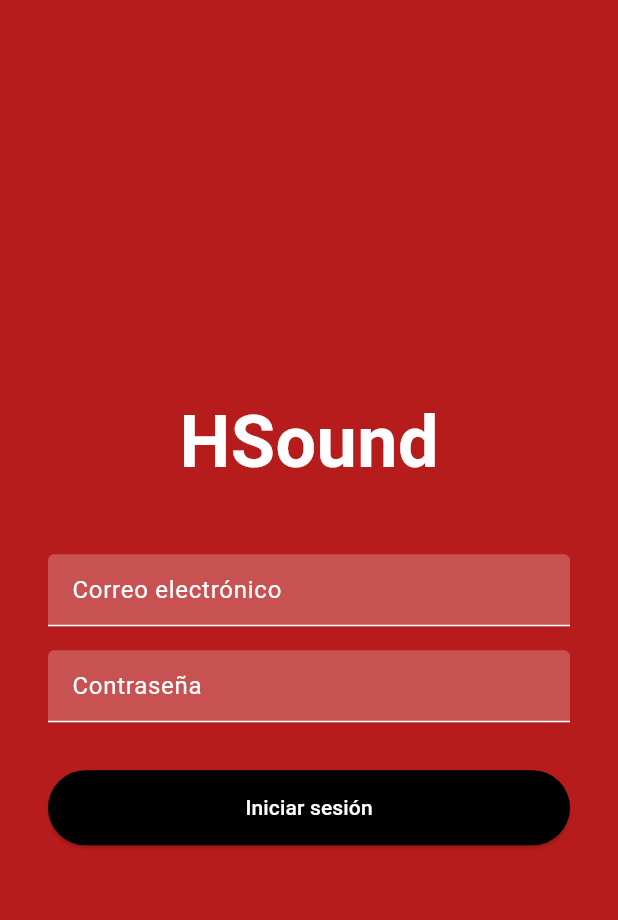
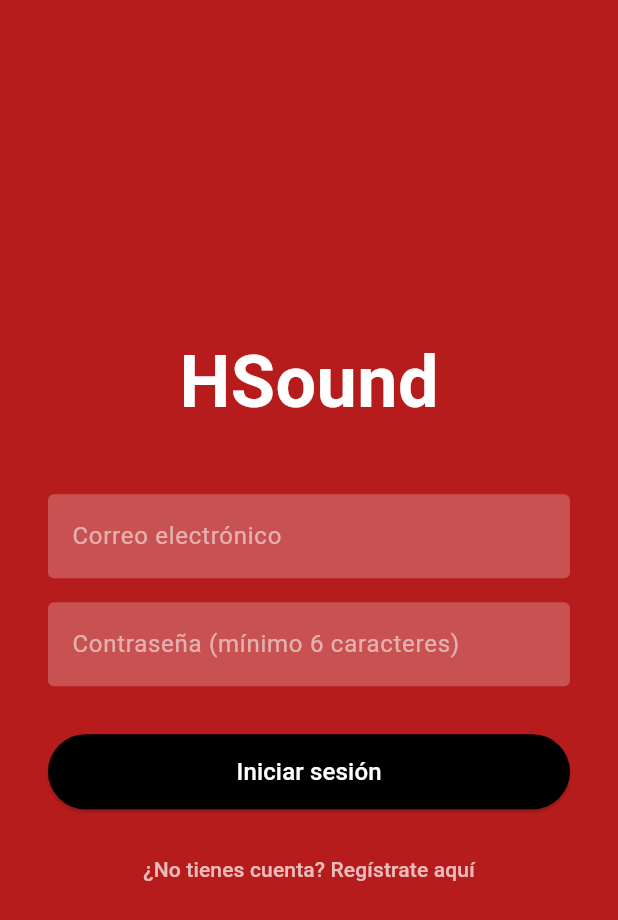
Before and after one commit to HectorMtzR/proyecto_hsound_flutter, a Flutter app: the screen it shows after launch, on a phone screen of 412 x 824 dp. Shown: the top 920 px of the screen. Run offline on Flutter 3.47's test engine with Material 3 defaults, Android fonts, the phone set to English and light mode, and no system bars; our stand-ins replace cloud_firestore, firebase_auth, firebase_core, go_router, just_audio; accounts and stored records are empty; generated files the repository leaves out were written again.

Commit message:
Inicio de la implementación del login usando Firebase

```diff
--- a/lib/features/auth/login_screen.dart
+++ b/lib/features/auth/login_screen.dart
@@ -2,41 +2,148 @@ import 'package:flutter/material.dart';
 import 'package:provider/provider.dart';
 import '../../core/mock/mock_repository.dart';
 
-class LoginScreen extends StatelessWidget {
+class LoginScreen extends StatefulWidget {
   const LoginScreen({super.key});
 
   @override
+  State<LoginScreen> createState() => _LoginScreenState();
+}
+
+class _LoginScreenState extends State<LoginScreen> {
+  // Estados para controlar la vista
+  bool isLogin = true;
+  bool isLoading = false;
+
+  // Controladores de texto
+  final emailCtrl = TextEditingController();
+  final passCtrl = TextEditingController();
+  final nameCtrl = TextEditingController(); // Necesario para el registro
+
+  @override
+  void dispose() {
+    emailCtrl.dispose();
+    passCtrl.dispose();
+    nameCtrl.dispose();
+    super.dispose();
+  }
+
+  // Función principal que se comunica con Firebase
+  Future<void> _submit() async {
+    // Escondemos el teclado
+    FocusScope.of(context).unfocus();
+
+    setState(() => isLoading = true);
+    final repo = context.read<MockRepository>();
+
+    try {
+      if (isLogin) {
+        await repo.login(emailCtrl.text.trim(), passCtrl.text.trim());
+      } else {
+        if (nameCtrl.text.trim().isEmpty) {
+          throw Exception('Por favor ingresa tu nombre');
+        }
+        await repo.register(emailCtrl.text.trim(), passCtrl.text.trim(), nameCtrl.text.trim());
+      }
+      // Nota: Si Firebase responde con éxito, 'currentUser' se actualiza.
+      // El 'app_router.dart' detecta este cambio automáticamente y te lanza a '/home'.
+    } catch (e) {
+      // Si hay error (ej. contraseña corta, correo ya existe), lo mostramos
+      ScaffoldMessenger.of(context).showSnackBar(
+        SnackBar(
+          content: Text(e.toString().replaceAll('Exception: ', '')),
+          backgroundColor: Colors.black87
+        ),
+      );
+    } finally {
+      if (mounted) setState(() => isLoading = false);
+    }
+  }
+
+  @override
   Widget build(BuildContext context) {
-    final emailCtrl = TextEditingController();
-    final passCtrl = TextEditingController();
-
     return Scaffold(
-      backgroundColor: Colors.red[900], // Acento rojo
+      backgroundColor: Colors.red[900],
       body: Center(
-        child: Padding(
+        child: SingleChildScrollView( // Evita que el teclado tape los inputs
           padding: const EdgeInsets.all(32.0),
           child: Column(
             mainAxisAlignment: MainAxisAlignment.center,
             children: [
               const Text('HSound', style: TextStyle(fontSize: 48, fontWeight: FontWeight.bold, color: Colors.white)),
               const SizedBox(height: 40),
+
+              // Solo mostramos el campo de Nombre si estamos en modo "Registro"
+              if (!isLogin) ...[
+                TextField(
+                  controller: nameCtrl,
+                  style: const TextStyle(color: Colors.white),
+                  decoration: const InputDecoration(
+                    filled: true,
+                    fillColor: Colors.white24,
+                    hintText: 'Tu Nombre (ej. Hector)',
+                    hintStyle: TextStyle(color: Colors.white54),
+                    border: OutlineInputBorder(borderSide: BorderSide.none),
+                  ),
+                ),
+                const SizedBox(height: 16),
+              ],
+
               TextField(
                 controller: emailCtrl,
-                decoration: const InputDecoration(filled: true, fillColor: Colors.white24, hintText: 'Correo electrónico'),
+                keyboardType: TextInputType.emailAddress,
+                style: const TextStyle(color: Colors.white),
+                decoration: const InputDecoration(
+                  filled: true,
+                  fillColor: Colors.white24,
+                  hintText: 'Correo electrónico',
+                  hintStyle: TextStyle(color: Colors.white54),
+                  border: OutlineInputBorder(borderSide: BorderSide.none),
+                ),
               ),
               const SizedBox(height: 16),
+
               TextField(
                 controller: passCtrl,
                 obscureText: true,
-                decoration: const InputDecoration(filled: true, fillColor: Colors.white24, hintText: 'Contraseña'),
+                style: const TextStyle(color: Colors.white),
+                decoration: const InputDecoration(
+                  filled: true,
+                  fillColor: Colors.white24,
+                  hintText: 'Contraseña (mínimo 6 caracteres)',
+                  hintStyle: TextStyle(color: Colors.white54),
+                  border: OutlineInputBorder(borderSide: BorderSide.none),
+                ),
               ),
               const SizedBox(height: 32),
-              ElevatedButton(
-                style: ElevatedButton.styleFrom(backgroundColor: Colors.black, minimumSize: const Size(double.infinity, 50)),
+
+              // Mostramos la rueda de carga o el botón dependiendo del estado
+              isLoading
+                  ? const CircularProgressIndicator(color: Colors.white)
+                  : ElevatedButton(
+                      style: ElevatedButton.styleFrom(
+                        backgroundColor: Colors.black,
+                        minimumSize: const Size(double.infinity, 50)
+                      ),
+                      onPressed: _submit,
+                      child: Text(
+                        isLogin ? 'Iniciar sesión' : 'Registrarse',
+                        style: const TextStyle(color: Colors.white, fontSize: 16)
+                      ),
+                    ),
+
+              const SizedBox(height: 16),
+
+              // Botón para alternar entre modos
+              TextButton(
                 onPressed: () {
-                  context.read<MockRepository>().login(emailCtrl.text, passCtrl.text);
+                  setState(() {
+                    isLogin = !isLogin;
+                  });
                 },
-                child: const Text('Iniciar sesión', style: TextStyle(color: Colors.white)),
+                child: Text(
+                  isLogin ? '¿No tienes cuenta? Regístrate aquí' : '¿Ya tienes cuenta? Inicia sesión',
+                  style: const TextStyle(color: Colors.white70),
+                ),
               )
             ],
           ),
```
Also changed, not shown: lib/core/mock/mock_repository.dart (+76 -12 lines).
